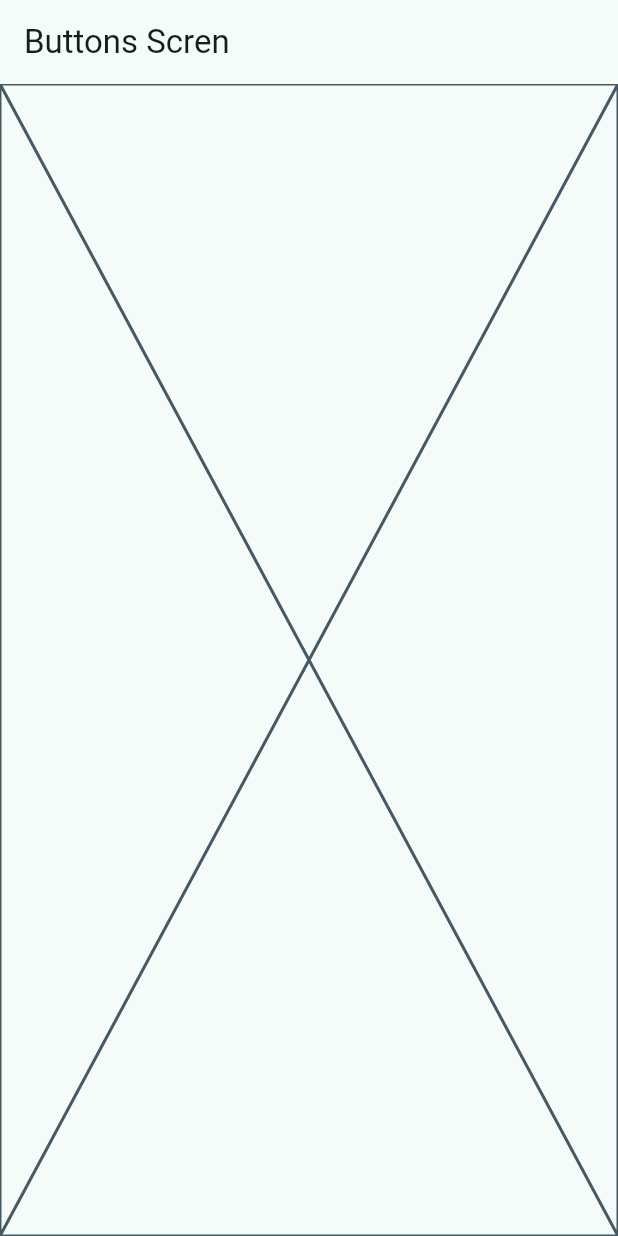
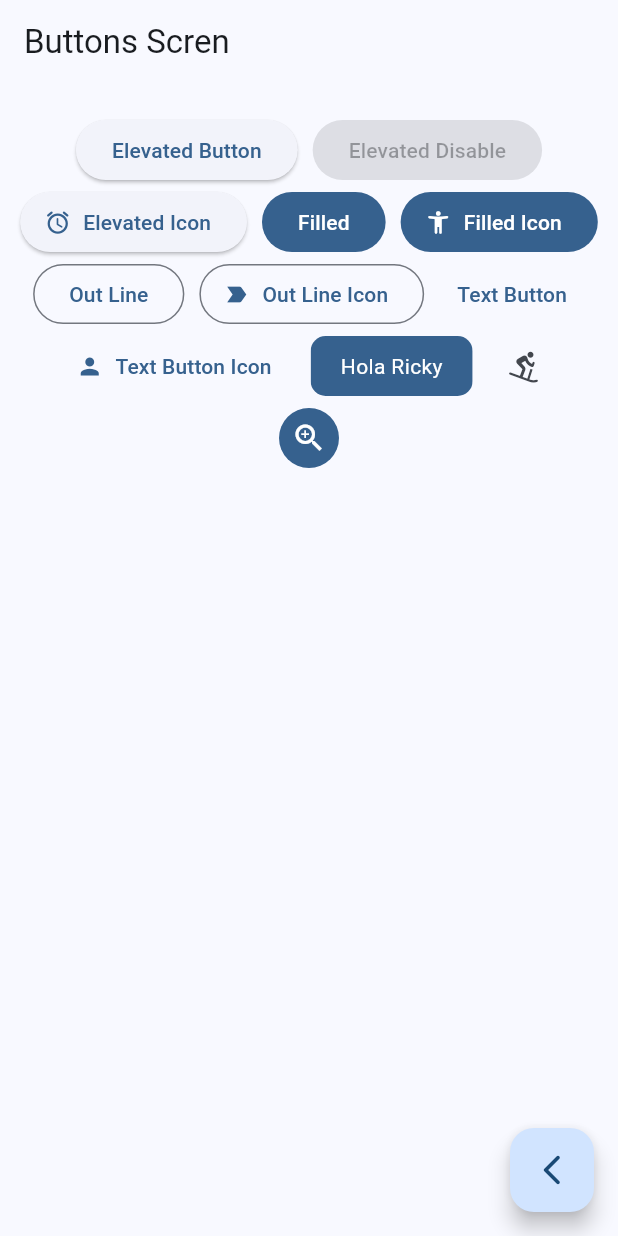
Before and after one commit to TheLittleBug404/Practica-de-flutter-Widgets, a Flutter app: the ButtonsScreen screen opened by its route, on a phone screen of 412 x 824 dp. Run offline on Flutter 3.47's test engine with Material 3 defaults, Android fonts, the phone set to English and light mode, and no system bars; our stand-ins replace go_router.

Commit message:
button screen finish

```diff
--- a/lib/main.dart
+++ b/lib/main.dart
@@ -15,7 +15,7 @@ class MainApp extends StatelessWidget {
       routerConfig: appRouter,
       debugShowCheckedModeBanner: false,
       //aca colcoaremos un numero de 0 a 8 por que este es el tamaño de nuestra lista de colores
-      theme: AppTheme(selectedColor: 1).getTheme(),
+      theme: AppTheme(selectedColor: 0).getTheme(),
     );
   }
 }
--- a/lib/presentation/screens/buttons/buttons_screen.dart
+++ b/lib/presentation/screens/buttons/buttons_screen.dart
@@ -1,4 +1,5 @@
 import 'package:flutter/material.dart';
+import 'package:go_router/go_router.dart';
 
 class ButtonsScreen extends StatelessWidget {
   static  const  String name = 'buttons_screen';
@@ -10,7 +11,122 @@ class ButtonsScreen extends StatelessWidget {
       appBar: AppBar(
         title: const Text('Buttons Scren'),
       ),
-      body: const Placeholder(),
+      body: const _ButtonsView(),
+      floatingActionButton: FloatingActionButton(
+        child: const Icon(
+          Icons.arrow_back_ios_new_rounded
+        ),
+        onPressed: (){
+          // con el context.pop retrocedemos
+          context.pop();
+        }
+      ),
     );
   }
 }
+
+class _ButtonsView extends StatelessWidget {
+  const _ButtonsView();
+
+  @override
+  Widget build(BuildContext context) {
+    ColorScheme colorsTheme = Theme.of(context).colorScheme;
+    return SizedBox(
+      width: double.infinity,
+      child: Padding(
+        padding: const EdgeInsets.symmetric(horizontal: 10, vertical: 20),
+        //el wrap es simmilar a las columnas la unica diferencia es que cuando ya no tenga espacio
+        //este simplemente se va a bajar
+        child: Wrap(
+          spacing: 10,
+          crossAxisAlignment: WrapCrossAlignment.center,
+          alignment: WrapAlignment.center,
+          children: <Widget>[
+            ElevatedButton(
+              onPressed: (){},
+              child: const Text("Elevated Button")
+            ),
+            const ElevatedButton(
+              onPressed: null,
+              child: Text("Elevated Disable")
+            ),
+            ElevatedButton.icon(
+              onPressed: (){},
+              icon: const Icon(Icons.access_alarm_rounded),
+              label: const Text('Elevated Icon')
+            ),
+            FilledButton(
+              onPressed: (){},
+              child: const Text('Filled')
+            ),
+            FilledButton.icon(
+              onPressed: (){},
+              icon: const Icon(Icons.accessibility_new_rounded),
+              label: const Text('Filled Icon')
+            ),
+            OutlinedButton(
+              onPressed: (){},
+              child: const Text('Out Line')
+            ),
+            OutlinedButton.icon(
+              onPressed: (){},
+              icon: const Icon(Icons.label_important),
+              label: const Text('Out Line Icon')
+            ),
+            TextButton(
+              onPressed: (){},
+              child: const Text('Text Button')
+            ),
+            TextButton.icon(
+              onPressed: (){},
+              icon: const Icon(Icons.person),
+              label: const Text('Text Button Icon')
+            ),
+            const CustomButton(),
+            IconButton(
+              onPressed: (){},
+              icon: const Icon(Icons.downhill_skiing_rounded)
+            ),
+            IconButton(
+              onPressed: (){},
+              icon: const Icon(Icons.zoom_in),
+              style: ButtonStyle(
+                backgroundColor: MaterialStatePropertyAll(colorsTheme.primary),
+                iconColor: const MaterialStatePropertyAll(Colors.white)//definie el color del icono
+              ),
+            )
+          ]
+        ),
+      ),
+    );
+  }
+}
+
+//boton personalizado
+
+class CustomButton extends StatelessWidget {
+  const CustomButton({super.key});
+
+  @override
+  Widget build(BuildContext context) {
+    final colorsTheme = Theme.of(context).colorScheme;
+    return ClipRRect(//este nos servira para colocar los bordes de nuestro boton redondeados
+    borderRadius: BorderRadius.circular(10),//este nos da el radio que tendra nuestro boton
+      child: Material(
+        color: colorsTheme.primary,
+        child: InkWell(//este inkwel es una funcion de un splash screen cuando presionemos sobre el boton veremos el efecto
+          onTap: (){},
+          child:const Padding(
+            padding: EdgeInsets.symmetric(horizontal: 20, vertical: 10),
+            child: Text(
+              'Hola Ricky',
+              style: TextStyle(
+                color: Colors.white
+              ),
+            )
+          ),
+        ),
+      ),
+    );
+  }
+}
```
